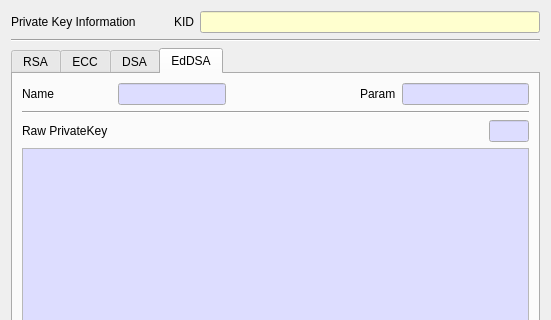
Qt form CryptokiMan/pri_key_info_dlg.ui (jykim74/CryptokiMan) before a commit; both pictures show x 0 to 551 and y 0 to 320 of the 551 by 644 pixel window.
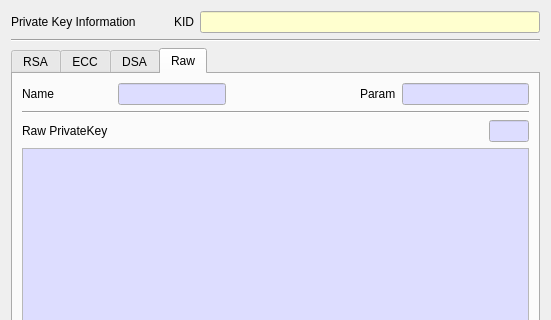
The same form after that commit. The open tabs and pages were chosen to show the change.

```diff
--- a/CryptokiMan/pri_key_info_dlg.ui
+++ b/CryptokiMan/pri_key_info_dlg.ui
@@ -2172,7 +2172,7 @@
      </widget>
      <widget class="QWidget" name="tabEdDSA">
       <attribute name="title">
-       <string>EdDSA</string>
+       <string>Raw</string>
       </attribute>
       <layout class="QVBoxLayout" name="verticalLayout_5">
        <item>
```
Left out of the diff: 52 changed lines with no effect on the pictures.
